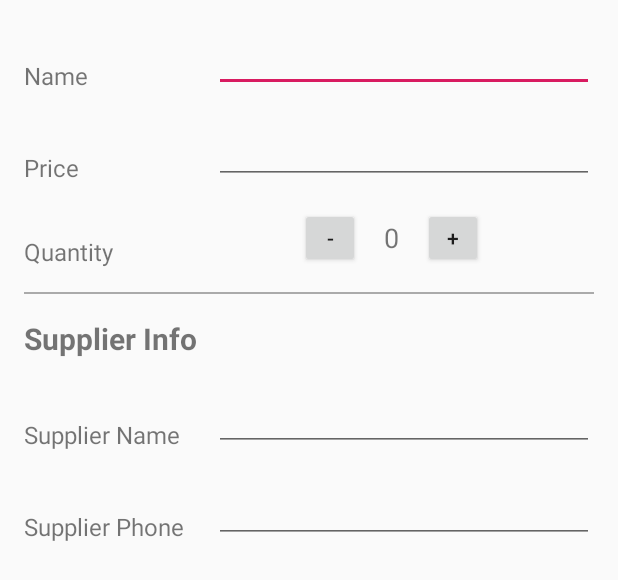
After one commit to LuizPelegrini/ABND_P7, an Android app: the layout details_layout.xml on its own in the app's theme, with its tools: preview values and no code run, on a phone screen of 412 x 824 dp. The commit adds this screen. Shown: the top 580 px of the screen. Run offline under Robolectric (Android 15) with nearby library versions, the phone set to English and light mode, and no system bars.

Commit message:
details layout UI added

```diff
--- /dev/null
+++ b/app/src/main/res/layout/details_layout.xml
@@ -0,0 +1,158 @@
+<?xml version="1.0" encoding="utf-8"?>
+<LinearLayout
+    xmlns:android="http://schemas.android.com/apk/res/android"
+    xmlns:tools="http://schemas.android.com/tools"
+    android:layout_width="match_parent"
+    android:layout_height="match_parent"
+    android:orientation="vertical">
+
+    <LinearLayout
+        android:layout_width="match_parent"
+        android:layout_height="wrap_content"
+        android:orientation="horizontal"
+        android:layout_marginTop="16dp"
+        android:layout_marginLeft="16dp"
+        android:layout_marginRight="16dp">
+        <TextView
+            android:layout_width="0dp"
+            android:layout_height="wrap_content"
+            android:layout_weight="1"
+            android:textSize="16sp"
+            android:layout_gravity="bottom"
+            tools:text="Name"/>
+        <EditText
+            android:id="@+id/name_edit_text"
+            android:layout_width="0dp"
+            android:layout_height="wrap_content"
+            android:layout_weight="2" />
+    </LinearLayout>
+
+    <LinearLayout
+        android:layout_width="match_parent"
+        android:layout_height="wrap_content"
+        android:orientation="horizontal"
+        android:layout_marginTop="16dp"
+        android:layout_marginLeft="16dp"
+        android:layout_marginRight="16dp">
+        <TextView
+            android:layout_width="0dp"
+            android:layout_height="wrap_content"
+            android:layout_weight="1"
+            android:textSize="16sp"
+            android:layout_gravity="bottom"
+            tools:text="Price"/>
+        <EditText
+            android:id="@+id/price_edit_text"
+            android:layout_width="0dp"
+            android:layout_height="wrap_content"
+            android:layout_weight="2" />
+    </LinearLayout>
+
+    <LinearLayout
+        android:layout_width="match_parent"
+        android:layout_height="wrap_content"
+        android:orientation="horizontal"
+        android:layout_marginTop="16dp"
+        android:layout_marginLeft="16dp"
+        android:layout_marginRight="16dp">
+        <TextView
+            android:layout_width="0dp"
+            android:layout_height="wrap_content"
+            android:layout_weight="1"
+            android:textSize="16sp"
+            android:layout_gravity="bottom"
+            tools:text="Quantity"/>
+        <LinearLayout
+            android:layout_width="0dp"
+            android:layout_height="wrap_content"
+            android:layout_weight="2"
+            android:gravity="center"
+            android:orientation="horizontal">
+
+            <Button
+                android:id="@+id/decrease_quantity_button"
+                android:layout_width="40dp"
+                android:layout_height="40dp"
+                android:layout_marginRight="16dp"
+                android:layout_marginEnd="16dp"
+                android:text="-"/>
+
+            <TextView
+                android:id="@+id/quantity_text"
+                android:layout_width="wrap_content"
+                android:layout_height="wrap_content"
+                android:layout_marginRight="16dp"
+                android:layout_marginEnd="16dp"
+                android:textSize="18sp"
+                tools:text="0"/>
+
+            <Button
+                android:id="@+id/increase_quantity_button"
+                android:layout_width="40dp"
+                android:layout_height="40dp"
+                android:layout_marginRight="16dp"
+                android:layout_marginEnd="16dp"
+                android:text="+"/>
+        </LinearLayout>
+    </LinearLayout>
+
+    <View
+        android:layout_width="match_parent"
+        android:layout_height="1dp"
+        android:background="@android:color/darker_gray"
+        android:layout_marginTop="16dp"
+        android:layout_marginRight="16dp"
+        android:layout_marginLeft="16dp"/>
+
+    <TextView
+        android:layout_width="wrap_content"
+        android:layout_height="wrap_content"
+        android:textSize="20sp"
+        android:textStyle="bold"
+        android:layout_marginTop="16dp"
+        android:layout_marginLeft="16dp"
+        android:layout_marginStart="16dp"
+        tools:text="Supplier Info" />
+
+    <!-- Supplier info -->
+    <LinearLayout
+        android:layout_width="match_parent"
+        android:layout_height="wrap_content"
+        android:orientation="horizontal"
+        android:layout_marginTop="16dp"
+        android:layout_marginLeft="16dp"
+        android:layout_marginRight="16dp">
+        <TextView
+            android:layout_width="0dp"
+            android:layout_height="wrap_content"
+            android:layout_weight="1"
+            android:textSize="16sp"
+            android:layout_gravity="bottom"
+            tools:text="Supplier Name"/>
+        <EditText
+            android:id="@+id/supplier_name_edit_text"
+            android:layout_width="0dp"
+            android:layout_height="wrap_content"
+            android:layout_weight="2" />
+    </LinearLayout>
+    <LinearLayout
+        android:layout_width="match_parent"
+        android:layout_height="wrap_content"
+        android:orientation="horizontal"
+        android:layout_marginTop="16dp"
+        android:layout_marginLeft="16dp"
+        android:layout_marginRight="16dp">
+        <TextView
+            android:layout_width="0dp"
+            android:layout_height="wrap_content"
+            android:layout_weight="1"
+            android:textSize="16sp"
+            android:layout_gravity="bottom"
+            tools:text="Supplier Phone"/>
+        <EditText
+            android:id="@+id/supplier_phone_edit_text"
+            android:layout_width="0dp"
+            android:layout_height="wrap_content"
+            android:layout_weight="2" />
+    </LinearLayout>
+</LinearLayout>
--- a/app/src/main/res/values/strings.xml
+++ b/app/src/main/res/values/strings.xml
@@ -1,3 +1,6 @@
-<resources>
+<resources xmlns:xliff="urn:oasis:names:tc:xliff:document:1.2">
     <string name="app_name">ABND_P7</string>
+    <string name="insert_dummy_data">Insert dummy data</string>
+    <string name="product_added">Product <xliff:g id="prod_id" example="1">%d</xliff:g> added</string>
+    <string name="error_add">Error adding the product</string>
 </resources>
```
Also changed, not shown: app/build.gradle (+9 -1 lines), app/src/main/java/com/example/android/abnd_p7/MainActivity.java (+118 -0 lines), app/src/main/java/com/example/android/abnd_p7/data/StoreContract.java (added, +19 -0 lines), app/src/main/java/com/example/android/abnd_p7/data/StoreDbHelper.java (added, +35 -0 lines), app/src/main/res/layout/activity_main.xml (+18 -2 lines), app/src/main/res/menu/main_activity_menu.xml (added, +7 -0 lines).
